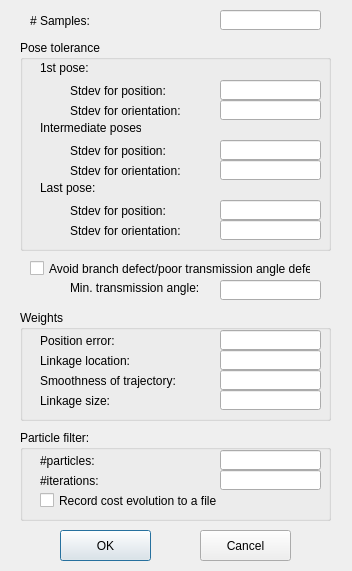
Old version of the form KinematicDesign2D_ThreeBodies_MultiThread/LinkageSynthesisOptionDialog.ui in the repository gnishida/KinematicDesign2D_ThreeBodies_MultiThread.
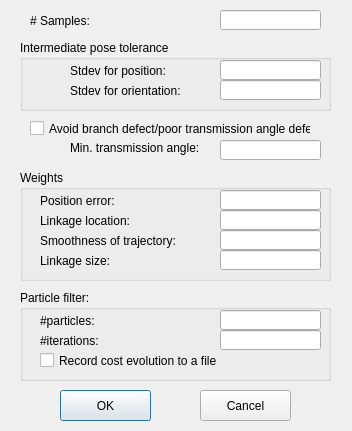
New version of the form.

Commit message: use only intermediate pose for perturbation

```diff
--- a/KinematicDesign2D_ThreeBodies_MultiThread/LinkageSynthesisOptionDialog.ui
+++ b/KinematicDesign2D_ThreeBodies_MultiThread/LinkageSynthesisOptionDialog.ui
@@ -7,7 +7,7 @@
     <x>0</x>
     <y>0</y>
     <width>352</width>
-    <height>571</height>
+    <height>431</height>
    </rect>
   </property>
   <property name="windowTitle">
@@ -40,7 +40,7 @@
    <property name="geometry">
     <rect>
      <x>30</x>
-     <y>260</y>
+     <y>120</y>
      <width>281</width>
      <height>17</height>
     </rect>
@@ -53,7 +53,7 @@
    <property name="geometry">
     <rect>
      <x>60</x>
-     <y>530</y>
+     <y>390</y>
      <width>91</width>
      <height>31</height>
     </rect>
@@ -66,7 +66,7 @@
    <property name="geometry">
     <rect>
      <x>200</x>
-     <y>530</y>
+     <y>390</y>
      <width>91</width>
      <height>31</height>
     </rect>
@@ -81,40 +81,17 @@
      <x>20</x>
      <y>40</y>
      <width>311</width>
-     <height>211</height>
+     <height>71</height>
     </rect>
    </property>
    <property name="title">
-    <string>Pose tolerance</string>
+    <string>Intermediate pose tolerance</string>
    </property>
-   <widget class="QLabel" name="label_2">
-    <property name="geometry">
-     <rect>
-      <x>50</x>
-      <y>40</y>
-      <width>131</width>
-      <height>21</height>
-     </rect>
-    </property>
-    <property name="text">
-     <string>Stdev for position:</string>
-    </property>
-   </widget>
-   <widget class="QLineEdit" name="lineEditStdDevPositionFirst">
-    <property name="geometry">
-     <rect>
-      <x>200</x>
-      <y>40</y>
-      <width>101</width>
-      <height>20</height>
-     </rect>
-    </property>
-   </widget>
    <widget class="QLabel" name="label_6">
     <property name="geometry">
      <rect>
       <x>50</x>
-      <y>100</y>
+      <y>20</y>
       <width>101</width>
       <height>21</height>
      </rect>
@@ -127,89 +104,17 @@
     <property name="geometry">
      <rect>
       <x>200</x>
-      <y>100</y>
-      <width>101</width>
-      <height>20</height>
-     </rect>
-    </property>
-   </widget>
-   <widget class="QLabel" name="label_7">
-    <property name="geometry">
-     <rect>
-      <x>50</x>
-      <y>160</y>
-      <width>131</width>
-      <height>21</height>
-     </rect>
-    </property>
-    <property name="text">
-     <string>Stdev for position:</string>
-    </property>
-   </widget>
-   <widget class="QLineEdit" name="lineEditStdDevPositionLast">
-    <property name="geometry">
-     <rect>
-      <x>200</x>
-      <y>160</y>
-      <width>101</width>
-      <height>20</height>
-     </rect>
-    </property>
-   </widget>
-   <widget class="QLabel" name="label_8">
-    <property name="geometry">
-     <rect>
-      <x>20</x>
       <y>20</y>
-      <width>51</width>
-      <height>16</height>
-     </rect>
-    </property>
-    <property name="text">
-     <string>1st pose:</string>
-    </property>
-   </widget>
-   <widget class="QLabel" name="label_9">
-    <property name="geometry">
-     <rect>
-      <x>50</x>
-      <y>60</y>
-      <width>131</width>
-      <height>21</height>
-     </rect>
-    </property>
-    <property name="text">
-     <string>Stdev for orientation:</string>
-    </property>
-   </widget>
-   <widget class="QLineEdit" name="lineEditStdDevOrientationFirst">
-    <property name="geometry">
-     <rect>
-      <x>200</x>
-      <y>60</y>
       <width>101</width>
       <height>20</height>
      </rect>
     </property>
    </widget>
-   <widget class="QLabel" name="label_10">
-    <property name="geometry">
-     <rect>
-      <x>20</x>
-      <y>80</y>
-      <width>101</width>
-      <height>16</height>
-     </rect>
-    </property>
-    <property name="text">
-     <string>Intermediate poses:</string>
-    </property>
-   </widget>
    <widget class="QLabel" name="label_11">
     <property name="geometry">
      <rect>
       <x>50</x>
-      <y>120</y>
+      <y>40</y>
       <width>121</width>
       <height>21</height>
      </rect>
@@ -222,43 +127,7 @@
     <property name="geometry">
      <rect>
       <x>200</x>
-      <y>120</y>
-      <width>101</width>
-      <height>20</height>
-     </rect>
-    </property>
-   </widget>
-   <widget class="QLabel" name="label_12">
-    <property name="geometry">
-     <rect>
-      <x>20</x>
-      <y>140</y>
-      <width>101</width>
-      <height>16</height>
-     </rect>
-    </property>
-    <property name="text">
-     <string>Last pose:</string>
-    </property>
-   </widget>
-   <widget class="QLabel" name="label_13">
-    <property name="geometry">
-     <rect>
-      <x>50</x>
-      <y>180</y>
-      <width>131</width>
-      <height>21</height>
-     </rect>
-    </property>
-    <property name="text">
-     <string>Stdev for orientation:</string>
-    </property>
-   </widget>
-   <widget class="QLineEdit" name="lineEditStdDevOrientationLast">
-    <property name="geometry">
-     <rect>
-      <x>200</x>
-      <y>180</y>
+      <y>40</y>
       <width>101</width>
       <height>20</height>
      </rect>
@@ -269,7 +138,7 @@
    <property name="geometry">
     <rect>
      <x>20</x>
-     <y>310</y>
+     <y>170</y>
      <width>311</width>
      <height>111</height>
     </rect>
@@ -374,7 +243,7 @@
    <property name="geometry">
     <rect>
      <x>220</x>
-     <y>280</y>
+     <y>140</y>
      <width>101</width>
      <height>20</height>
     </rect>
@@ -384,7 +253,7 @@
    <property name="geometry">
     <rect>
      <x>70</x>
-     <y>280</y>
+     <y>140</y>
      <width>141</width>
      <height>16</height>
     </rect>
@@ -397,7 +266,7 @@
    <property name="geometry">
     <rect>
      <x>20</x>
-     <y>430</y>
+     <y>290</y>
      <width>311</width>
      <height>91</height>
     </rect>
```
Left out of the diff: 4 changed lines with no effect on the pictures. The commit also changes 11 other files.
